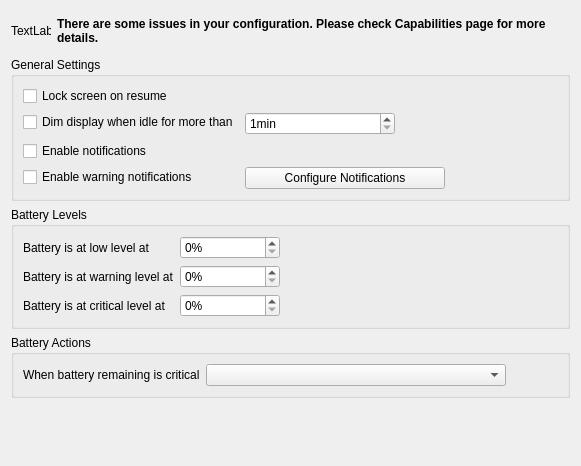
KDE/powerdevil, file kcmodule/generalPage.ui: the form before one commit.
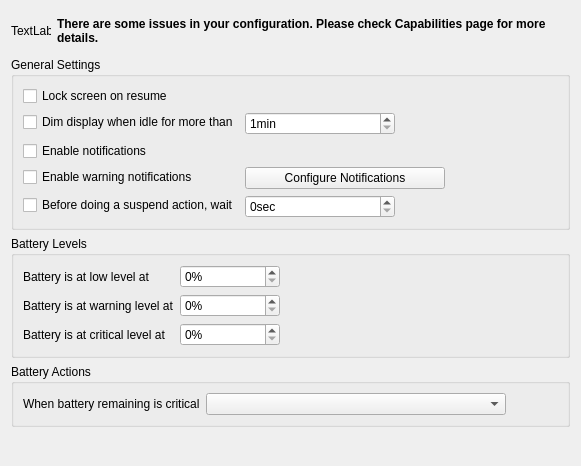
The form after the commit. Custom widgets are drawn as their Qt base class.

What changed in the file:
```diff
--- a/kcmodule/generalPage.ui
+++ b/kcmodule/generalPage.ui
@@ -157,6 +157,35 @@
         </property>
        </widget>
       </item>
+      <item row="4" column="0" >
+       <widget class="QCheckBox" name="suspendWait" >
+        <property name="toolTip" >
+         <string>Interval for interactive confirm notifications</string>
+        </property>
+        <property name="whatsThis" >
+         <string>If selected, before doing an automatic suspension PowerDevil will show an interactive notification for the specified time. If that notification will be clicked, the queued action will not be run.</string>
+        </property>
+        <property name="text" >
+         <string>Before doing a suspend action, wait</string>
+        </property>
+       </widget>
+      </item>
+      <item row="4" column="1" >
+       <widget class="KIntSpinBox" name="suspendWaitTime" >
+        <property name="maximumSize" >
+         <size>
+          <width>150</width>
+          <height>16777215</height>
+         </size>
+        </property>
+        <property name="suffix" >
+         <string comment="As in &quot;seconds&quot;" >sec</string>
+        </property>
+        <property name="maximum" >
+         <number>300</number>
+        </property>
+       </widget>
+      </item>
      </layout>
     </widget>
    </item>
```
